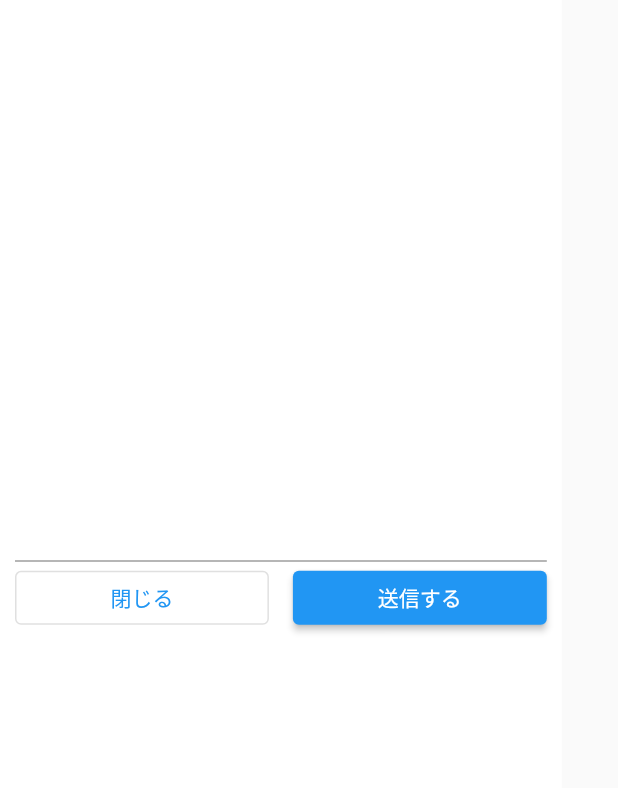
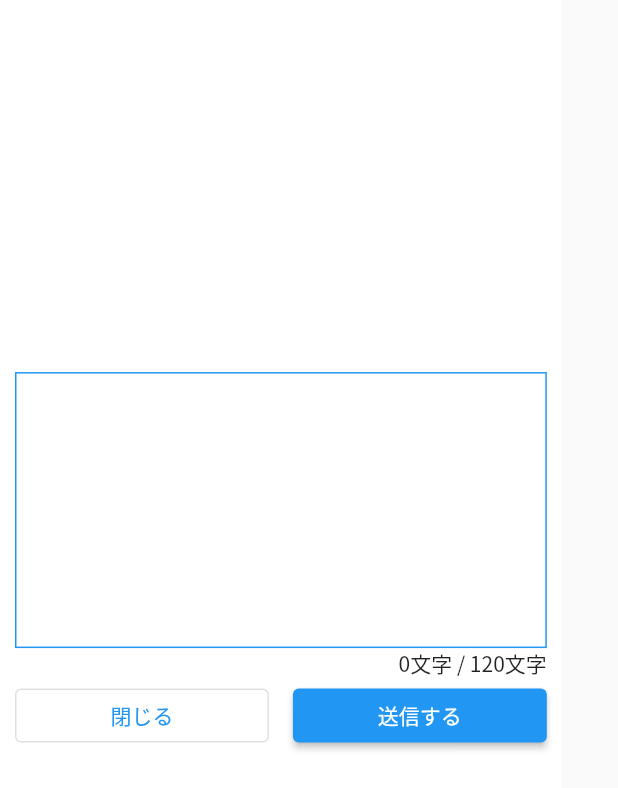
Before and after one commit to yyamatoya/flutter-timeline, a Flutter app: the DialogContentWidget screen opened directly, on a phone screen of 412 x 824 dp. Shown: the top 788 px of the screen. Run offline on Flutter 3.47's test engine with Material 2 defaults, Android fonts, the phone set to English and light mode, and no system bars; our stand-ins replace logger, package_info_plus, shared_preferences; accounts and stored records are empty; network calls fail.

Commit message:
開発中

```diff
--- a/lib/helpers/api_helper.dart
+++ b/lib/helpers/api_helper.dart
@@ -25,6 +25,9 @@ class ApiHelper {
 
   Future<User?> login(
       {required String loginId, required String password}) async {
+    // テスト用
+    return User(id: 1, name: 'Yuji Yamatoya', posts: 5);
+
     try {
       final Response res = await http
           .post(Uri.parse('$domain/api/login'),
--- a/lib/widget/create_post.dart
+++ b/lib/widget/create_post.dart
@@ -1,13 +1,4 @@
 import 'package:flutter/material.dart';
-
-Future<void> showPostDialog(BuildContext context) {
-  return showDialog(
-    context: context,
-    builder: (context) {
-      return SafeArea(child: const Center(child: DialogContentWidget()));
-    },
-  );
-}
 
 class DialogContentWidget extends StatefulWidget {
   const DialogContentWidget({
@@ -22,10 +13,15 @@ class DialogContentWidgetState extends State<DialogContentWidget> {
   final _formKey = GlobalKey<FormState>();
 
   final TextEditingController _draftController = TextEditingController();
+  final MAX_CONTENT_WIDTH = 120;
+  int textLength = 0;
 
   @override
   Widget build(BuildContext context) {
-    return Container(
+    return SafeArea(
+      child: Scaffold(
+        backgroundColor: null,
+        body: Container(
           padding: const EdgeInsets.all(10),
           width: MediaQuery.of(context).size.width / 1.1,
           height: MediaQuery.of(context).size.height / 1.1,
@@ -39,14 +35,40 @@ class DialogContentWidgetState extends State<DialogContentWidget> {
                   mainAxisAlignment: MainAxisAlignment.end,
                   children: [
                     TextFormField(
+                      minLines: 6,
+                      maxLines: 6,
+                      decoration: InputDecoration(
+                        enabledBorder: OutlineInputBorder(
+                          borderRadius: BorderRadius.circular(0),
+                          borderSide: BorderSide(
+                              width: 1, color: Theme.of(context).primaryColor),
+                        ),
+                        focusedBorder: OutlineInputBorder(
+                            borderRadius: BorderRadius.circular(0),
+                            borderSide: BorderSide(
+                                width: 1,
+                                color: Theme.of(context).primaryColor)),
+                        errorBorder: OutlineInputBorder(
+                            borderRadius: BorderRadius.circular(0),
+                            borderSide: BorderSide(
+                                width: 1,
+                                color: Theme.of(context).colorScheme.error)),
+                      ),
                       controller: _draftController,
+                      onChanged: (value) => textLength = value.length,
                       validator: (value) {
                         if (value == null || value.isEmpty) {
                           return "内容を入力してください";
                         }
+                        if (value.length > MAX_CONTENT_WIDTH) {
+                          return "文字数が多すぎます。";
+                        }
                         return null;
                       },
                     ),
+                    Container(
+                        alignment: Alignment.centerRight,
+                        child: Text("$textLength文字 / $MAX_CONTENT_WIDTH文字")),
                     Row(
                       children: [
                         Expanded(
@@ -72,6 +94,8 @@ class DialogContentWidgetState extends State<DialogContentWidget> {
               ],
             ),
           ),
+        ),
+      ),
     );
   }
 }
```
Also changed, not shown: lib/main.dart (+2 -6 lines), lib/pages/detail_page.dart (+43 -34 lines), lib/pages/login_page.dart (+45 -25 lines), lib/widget/drawer.dart (+7 -5 lines), lib/widget/time_line_widget.dart (+13 -2 lines). Lines whose indentation alone changed are shown as unchanged.
